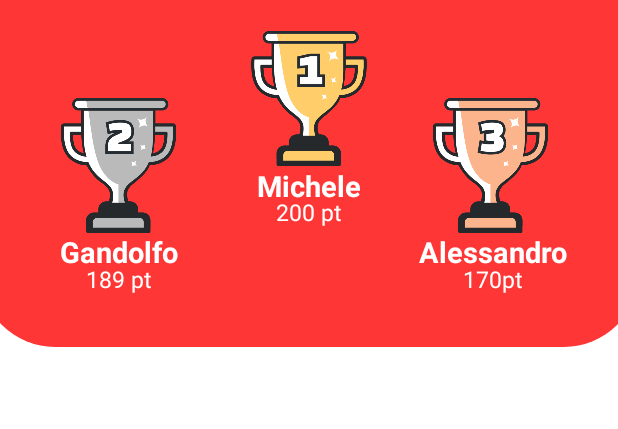
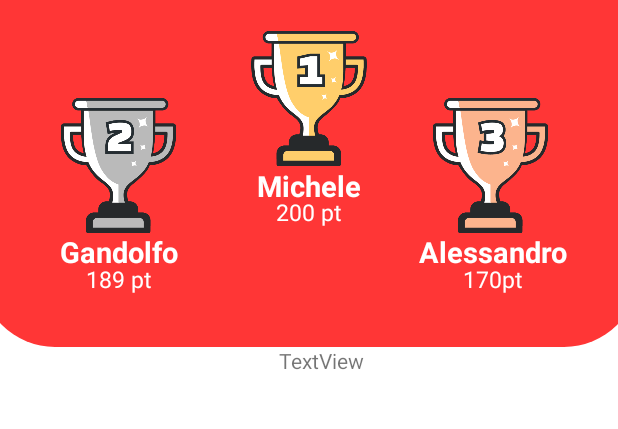
Before and after one commit to HangMan-The-Game/app, an Android app: the screen it shows after launch once a user with an empty profile is signed in (MainActivity), after a tap on an icon or button, on a phone screen of 412 x 824 dp, the part 67-496 px from its top. Run offline under Robolectric (Android 15) with nearby library versions, the phone set to English and light mode, and no system bars; our stand-ins replace Firebase (no records; nobody signed in at launch, a user with empty details on screens opened directly).

Commit message:
button fix

```diff
--- a/app/src/main/java/com/example/hangman/Login.java
+++ b/app/src/main/java/com/example/hangman/Login.java
@@ -129,12 +129,12 @@ public class Login extends AppCompatActivity {
                  final String getEmailTxt = Email.getText().toString();
 
                  if (TextUtils.isEmpty(getEmailTxt)) {
-                     Toast.makeText(Login.this, "Enter email", Toast.LENGTH_SHORT).show();
+                     Toast.makeText(Login.this, "Inserisci l'email", Toast.LENGTH_SHORT).show();
                      return;
                  }
 
                  if (TextUtils.isEmpty(getPassword)) {
-                     Toast.makeText(Login.this, "Enter password", Toast.LENGTH_SHORT).show();
+                     Toast.makeText(Login.this, "Inserisci la tua password", Toast.LENGTH_SHORT).show();
                      return;
                  }
                  mAuth.signInWithEmailAndPassword(getEmailTxt, getPassword)
@@ -143,7 +143,7 @@ public class Login extends AppCompatActivity {
                              public void onComplete(@NonNull Task<AuthResult> task) {
                                  progressBar.setVisibility(View.GONE);
                                  if (task.isSuccessful()) {
-                                     Toast.makeText(getApplicationContext(), "Login Succeseful", Toast.LENGTH_SHORT).show();
+                                     Toast.makeText(getApplicationContext(), "Login avvenuto con successo", Toast.LENGTH_SHORT).show();
                                      startActivity(new Intent(Login.this, MainActivity.class));
                                  } else {
                                      // If sign in fails, display a message to the user.
--- a/app/src/main/res/drawable/about_us_icon.xml
+++ b/app/src/main/res/drawable/about_us_icon.xml
@@ -5,5 +5,5 @@
     android:viewportHeight="512">
   <path
       android:pathData="M224,1.5c-38.9,4.8 -76.6,18.8 -109.1,40.4 -50.4,33.5 -87.1,82.5 -104.3,139.5 -4.1,13.2 -8.1,33.3 -9.6,46.8 -1.3,12.5 -1.3,43.1 0,55.6 10.8,101.4 82.5,188 180.4,217.6 13.2,4.1 33.3,8.1 46.8,9.6 12.5,1.3 43.1,1.3 55.6,-0 59.2,-6.3 114.1,-33.2 156.3,-76.6 28.9,-29.9 49.4,-64.5 61.3,-103.8 7.4,-24.3 10.6,-46.8 10.6,-74.6 0,-20.9 -1,-32.4 -4.6,-50.5 -18.1,-92 -86.7,-167.6 -176.8,-194.9 -13.2,-4.1 -33.3,-8.1 -46.8,-9.6 -13.1,-1.4 -46.9,-1.1 -59.8,0.5zM288.5,100.4c13.5,3.6 24.1,13.5 27.4,25.8 1.9,6.8 1.1,17.2 -1.9,23.3 -5.7,11.9 -19.1,20.5 -32.9,21.3 -30.5,1.7 -51.1,-29.3 -35.6,-53.8 2.6,-4.1 10.5,-11.4 14.7,-13.6 7.9,-4.1 19.7,-5.3 28.3,-3zM258.5,207.2c12.9,2.7 23.3,10.5 28.7,21.6 3.3,6.6 3.3,6.8 3.2,20.7 -0.1,16.1 0,15.6 -11.9,58 -10.2,36 -12.5,46.5 -12.5,56.9 0,14.8 4.3,19.4 19.4,20.3 7.5,0.5 18.5,-1.3 25.7,-4.2 1.5,-0.6 1.5,0.1 -0.2,7.1 -1,4.3 -2.2,8.1 -2.6,8.5 -1.8,1.7 -34.3,13.2 -41.1,14.5 -9.2,1.8 -24.9,1.8 -32.4,-0 -16.5,-4 -29.1,-14.9 -32.8,-28.5 -1.6,-6.1 -1.3,-20.9 0.6,-31.1 0.9,-4.7 5.7,-22.7 10.6,-40 10.2,-36.2 12.8,-48 12.8,-57.8 0,-11.6 -3.1,-17.3 -10.2,-19.3 -7.1,-1.9 -19.7,-1.2 -28.1,1.4 -4.2,1.4 -7.7,2.2 -7.7,1.8 0.1,-2.8 4.2,-15.6 5.2,-16.2 2.3,-1.5 25.6,-9.9 33.1,-11.9 14.5,-4 27.1,-4.6 40.2,-1.8z"
-      android:fillColor="#000000"/>
+      android:fillColor="#FFFFFF"/>
 </vector>
--- /dev/null
+++ b/app/src/main/res/drawable/verificaemailicon.xml
@@ -0,0 +1,5 @@
+<vector android:height="512dp" android:tint="#FFFFFF"
+    android:viewportHeight="24" android:viewportWidth="24"
+    android:width="512dp" xmlns:android="http://schemas.android.com/apk/res/android">
+    <path android:fillColor="@android:color/white" android:pathData="M18.05,21.29c-0.39,0.39 -1.02,0.39 -1.41,0l-2.12,-2.12c-0.39,-0.39 -0.39,-1.02 0,-1.41h0c0.39,-0.39 1.02,-0.39 1.41,0l1.41,1.41l3.54,-3.54c0.39,-0.39 1.02,-0.39 1.41,0l0,0c0.39,0.39 0.39,1.02 0,1.41L18.05,21.29zM12.08,20H4c-1.1,0 -2,-0.9 -2,-2V6c0,-1.1 0.9,-2 2,-2h16c1.1,0 2,0.9 2,2v6.68C21.09,12.25 20.08,12 19,12c-3.87,0 -7,3.13 -7,7C12,19.34 12.03,19.67 12.08,20zM11.47,12.67c0.32,0.2 0.74,0.2 1.06,0l7.07,-4.42C19.85,8.09 20,7.82 20,7.53c0,-0.67 -0.73,-1.07 -1.3,-0.72L12,11L5.3,6.81C4.73,6.46 4,6.86 4,7.53c0,0.29 0.15,0.56 0.4,0.72L11.47,12.67z"/>
+</vector>
--- a/app/src/main/res/layout/fragment_likes.xml
+++ b/app/src/main/res/layout/fragment_likes.xml
@@ -3,7 +3,6 @@
     xmlns:app="http://schemas.android.com/apk/res-auto"
     xmlns:tools="http://schemas.android.com/tools"
     android:layout_width="match_parent"
-
     android:layout_height="match_parent"
     tools:context=".LikesFragments">
 
@@ -13,8 +12,7 @@
         app:layout_constraintEnd_toEndOf="parent"
         app:layout_constraintHorizontal_bias="0.5"
         app:layout_constraintStart_toStartOf="parent"
-        app:layout_constraintTop_toTopOf="parent"
-        >
+        app:layout_constraintTop_toTopOf="parent">
 
         <ImageView
             android:id="@+id/imageButton"
@@ -27,7 +25,6 @@
             app:layout_constraintEnd_toEndOf="parent"
             app:layout_constraintStart_toStartOf="parent"
             app:layout_constraintTop_toTopOf="parent" />
-
 
         <TextView
             android:id="@+id/primoClassifica"
@@ -67,7 +64,6 @@
             app:layout_constraintEnd_toEndOf="parent"
             app:layout_constraintStart_toStartOf="parent"
             app:layout_constraintTop_toTopOf="parent" />
-
 
         <ImageView
             android:id="@+id/imageView2"
@@ -153,7 +149,6 @@
         <ImageView
             android:id="@+id/imageView4"
             app:layout_constraintEnd_toEndOf="parent"
-
             app:layout_constraintTop_toTopOf="parent"
             android:layout_marginStart="-150dp"
             android:layout_width="170dp"
@@ -161,20 +156,25 @@
             android:layout_height="90dp"
             android:src="@drawable/thirdprizeicon" />
 
-
-        <androidx.recyclerview.widget.RecyclerView
-            android:id="@+id/recyclerView"
-            android:layout_width="match_parent"
-            android:layout_height="match_parent"
-            android:layout_marginTop="10dp"
+        <TextView
+            android:id="@+id/textView2"
+            android:layout_width="wrap_content"
+            android:layout_height="wrap_content"
+            android:text="TextView"
             app:layout_constraintBottom_toBottomOf="parent"
             app:layout_constraintEnd_toEndOf="parent"
-            app:layout_constraintHorizontal_bias="0.5"
+            app:layout_constraintHorizontal_bias="0.524"
             app:layout_constraintStart_toStartOf="parent"
-            app:layout_constraintTop_toBottomOf="@+id/imageButton" />
+            app:layout_constraintTop_toBottomOf="@+id/imageButton"
+            app:layout_constraintVertical_bias="0.386" />
 
-
+    <androidx.recyclerview.widget.RecyclerView
+        android:id="@+id/recyclerView"
+        android:layout_width="match_parent"
+        android:layout_height="match_parent"
+        app:layout_constraintTop_toBottomOf="@+id/textView2"/>
 
     </androidx.constraintlayout.widget.ConstraintLayout>
 
+
 </FrameLayout>
--- a/app/src/main/res/layout/item_ranking.xml
+++ b/app/src/main/res/layout/item_ranking.xml
@@ -10,15 +10,14 @@
     <LinearLayout
         android:id="@+id/Ln1"
         android:layout_width="339dp"
-        android:layout_height="wrap_content"
+        android:layout_height="match_parent"
         android:background="@drawable/shape_color"
         android:orientation="vertical"
         android:padding="1dp"
         app:layout_constraintBottom_toBottomOf="parent"
         app:layout_constraintEnd_toEndOf="parent"
         app:layout_constraintStart_toStartOf="parent"
-        app:layout_constraintTop_toBottomOf="@id/imageButton"
-        tools:ignore="NotSibling">
+        >
 
         <RelativeLayout
             android:layout_width="match_parent"
```
Also changed, not shown: app/src/main/java/com/example/hangman/ProfileFragment.java (+92 -9 lines), app/src/main/res/drawable/round_ig.xml (added, +7 -0 lines), app/src/main/res/layout/fragment_profile.xml (+11 -5 lines).
